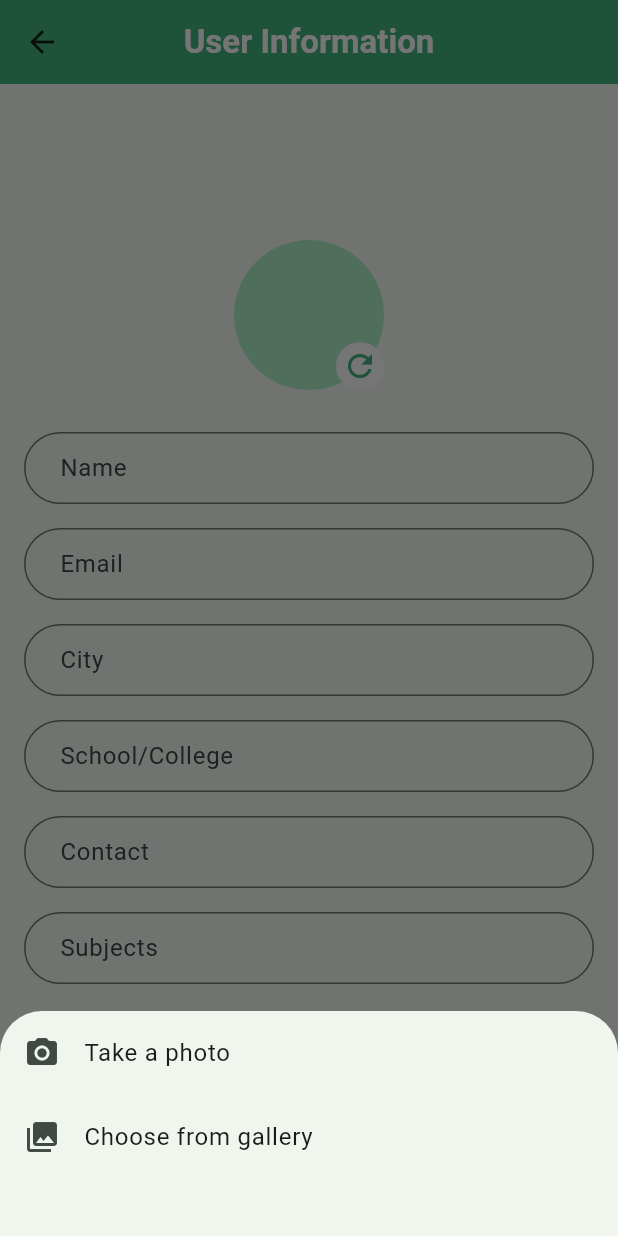
After one commit to was-saf/leadbook, a Flutter app: the UserInformationScreen screen opened directly, after a tap on the "refresh" icon, on a phone screen of 412 x 824 dp. The commit adds this screen. Run offline on Flutter 3.47's test engine with Material 3 defaults, Android fonts, the phone set to English and light mode, and no system bars; our stand-ins replace image_picker.

Commit message:
profile and userinfo page

```diff
--- /dev/null
+++ b/lib/views/pages/profileInfo.dart
@@ -0,0 +1,244 @@
+import 'package:flutter/material.dart';
+import 'package:image_picker/image_picker.dart';
+import 'dart:io';
+
+import 'package:leadbook/views/pages/profile.dart';
+
+class UserInformationScreen extends StatefulWidget {
+  @override
+  _UserInformationScreenState createState() => _UserInformationScreenState();
+}
+
+class _UserInformationScreenState extends State<UserInformationScreen> {
+  File? _imageFile;
+  final ImagePicker _picker = ImagePicker();
+
+  // Controllers for text fields
+  final TextEditingController nameController = TextEditingController();
+  final TextEditingController emailController = TextEditingController();
+  final TextEditingController cityController = TextEditingController();
+  final TextEditingController schoolController = TextEditingController();
+  final TextEditingController contactController = TextEditingController();
+  final TextEditingController subjectsController = TextEditingController();
+
+  // Form key for validation
+  final _formKey = GlobalKey<FormState>();
+
+  Future<void> _pickImage(ImageSource source) async {
+    try {
+      final XFile? pickedFile = await _picker.pickImage(source: source);
+      if (pickedFile != null) {
+        setState(() {
+          _imageFile = File(pickedFile.path);
+        });
+      }
+    } catch (e) {
+      print("Image picker error: $e");
+    }
+  }
+
+  void _showImagePickerModal() {
+    showModalBottomSheet(
+      context: context,
+      builder: (BuildContext context) {
+        return Container(
+          height: 150,
+          child: Column(
+            children: <Widget>[
+              ListTile(
+                leading: Icon(Icons.photo_camera),
+                title: Text('Take a photo'),
+                onTap: () {
+                  Navigator.pop(context);
+                  _pickImage(ImageSource.camera);
+                },
+              ),
+              ListTile(
+                leading: Icon(Icons.photo_library),
+                title: Text('Choose from gallery'),
+                onTap: () {
+                  Navigator.pop(context);
+                  _pickImage(ImageSource.gallery);
+                },
+              ),
+            ],
+          ),
+        );
+      },
+    );
+  }
+
+  @override
+  void dispose() {
+    nameController.dispose();
+    emailController.dispose();
+    cityController.dispose();
+    schoolController.dispose();
+    contactController.dispose();
+    subjectsController.dispose();
+    super.dispose();
+  }
+
+  @override
+  Widget build(BuildContext context) {
+    return Scaffold(
+      appBar: AppBar(
+        title: Text(
+          'User Information',
+          style: TextStyle(color: Colors.white, fontWeight: FontWeight.bold),
+        ),
+        backgroundColor: Color(0xFF41B57F), // Same green color as your buttons
+        elevation: 0, // Remove shadow
+        centerTitle: true, // Center the title
+      ),
+      body: Center(
+        child: SingleChildScrollView(
+          padding: EdgeInsets.all(16.0),
+          child: Form(
+            key: _formKey,
+            child: Column(
+              mainAxisAlignment: MainAxisAlignment.center,
+              children: <Widget>[
+                SizedBox(height: 20),
+                Stack(
+                  alignment: Alignment.bottomRight,
+                  children: [
+                    CircleAvatar(
+                      radius: 50,
+                      backgroundImage:
+                          _imageFile != null
+                              ? FileImage(_imageFile!) as ImageProvider
+                              : AssetImage('assets/profile_picture.png'),
+                    ),
+                    GestureDetector(
+                      onTap: _showImagePickerModal,
+                      child: Container(
+                        padding: EdgeInsets.all(4),
+                        decoration: BoxDecoration(
+                          color: Colors.white,
+                          shape: BoxShape.circle,
+                        ),
+                        child: Icon(Icons.refresh, color: Color(0xFF41B57F)),
+                      ),
+                    ),
+                  ],
+                ),
+                SizedBox(height: 20),
+                _buildInputField(
+                  label: 'Name',
+                  controller: nameController,
+                  validator: (value) {
+                    if (value == null || value.isEmpty) {
+                      return 'Please enter your name';
+                    }
+                    return null;
+                  },
+                ),
+                _buildInputField(
+                  label: 'Email',
+                  controller: emailController,
+                  validator: (value) {
+                    if (value == null || value.isEmpty) {
+                      return 'Please enter your email';
+                    }
+                    if (!value.contains('@')) {
+                      return 'Please enter a valid email';
+                    }
+                    return null;
+                  },
+                ),
+                _buildInputField(
+                  label: 'City',
+                  controller: cityController,
+                  validator: (value) {
+                    if (value == null || value.isEmpty) {
+                      return 'Please enter your city';
+                    }
+                    return null;
+                  },
+                ),
+                _buildInputField(
+                  label: 'School/College',
+                  controller: schoolController,
+                  validator: (value) {
+                    if (value == null || value.isEmpty) {
+                      return 'Please enter your school/college';
+                    }
+                    return null;
+                  },
+                ),
+                _buildInputField(
+                  label: 'Contact',
+                  controller: contactController,
+                  validator: (value) {
+                    if (value == null || value.isEmpty) {
+                      return 'Please enter your contact number';
+                    }
+                    return null;
+                  },
+                ),
+                _buildInputField(
+                  label: 'Subjects',
+                  controller: subjectsController,
+                  validator: (value) {
+                    if (value == null || value.isEmpty) {
+                      return 'Please enter your subjects';
+                    }
+                    return null;
+                  },
+                ),
+                SizedBox(height: 20),
+                ElevatedButton(
+                  onPressed: () {
+                    if (_formKey.currentState!.validate()) {
+                      Navigator.push(
+                        context,
+                        MaterialPageRoute(
+                          builder: (context) => Profile(imageFile: _imageFile),
+                        ),
+                      );
+                    }
+                  },
+                  style: ElevatedButton.styleFrom(
+                    backgroundColor: Color(0xFF41B57F),
+                    padding: EdgeInsets.symmetric(horizontal: 50, vertical: 15),
+                    shape: RoundedRectangleBorder(
+                      borderRadius: BorderRadius.circular(30),
+                    ),
+                  ),
+                  child: Row(
+                    mainAxisSize: MainAxisSize.min,
+                    children: [
+                      Text('Save', style: TextStyle(fontSize: 18)),
+                      SizedBox(width: 8),
+                      Icon(Icons.check, size: 18),
+                    ],
+                  ),
+                ),
+              ],
+            ),
+          ),
+        ),
+      ),
+    );
+  }
+
+  Widget _buildInputField({
+    required String label,
+    required TextEditingController controller,
+    required String? Function(String?) validator,
+  }) {
+    return Padding(
+      padding: const EdgeInsets.symmetric(vertical: 8.0),
+      child: TextFormField(
+        controller: controller,
+        decoration: InputDecoration(
+          labelText: label,
+          border: OutlineInputBorder(borderRadius: BorderRadius.circular(30)),
+          contentPadding: EdgeInsets.symmetric(horizontal: 20, vertical: 10),
+        ),
+        validator: validator,
+      ),
+    );
+  }
+}
--- a/pubspec.yaml
+++ b/pubspec.yaml
@@ -34,6 +34,8 @@ dependencies:
   # The following adds the Cupertino Icons font to your application.
   # Use with the CupertinoIcons class for iOS style icons.
   cupertino_icons: ^1.0.8
+  image_picker: ^1.1.2
+  permission_handler: ^11.4.0
 
 dev_dependencies:
   flutter_test:
```
Also changed, not shown: lib/views/pages/profile.dart (+77 -8 lines), pubspec.lock, 5 other files.
